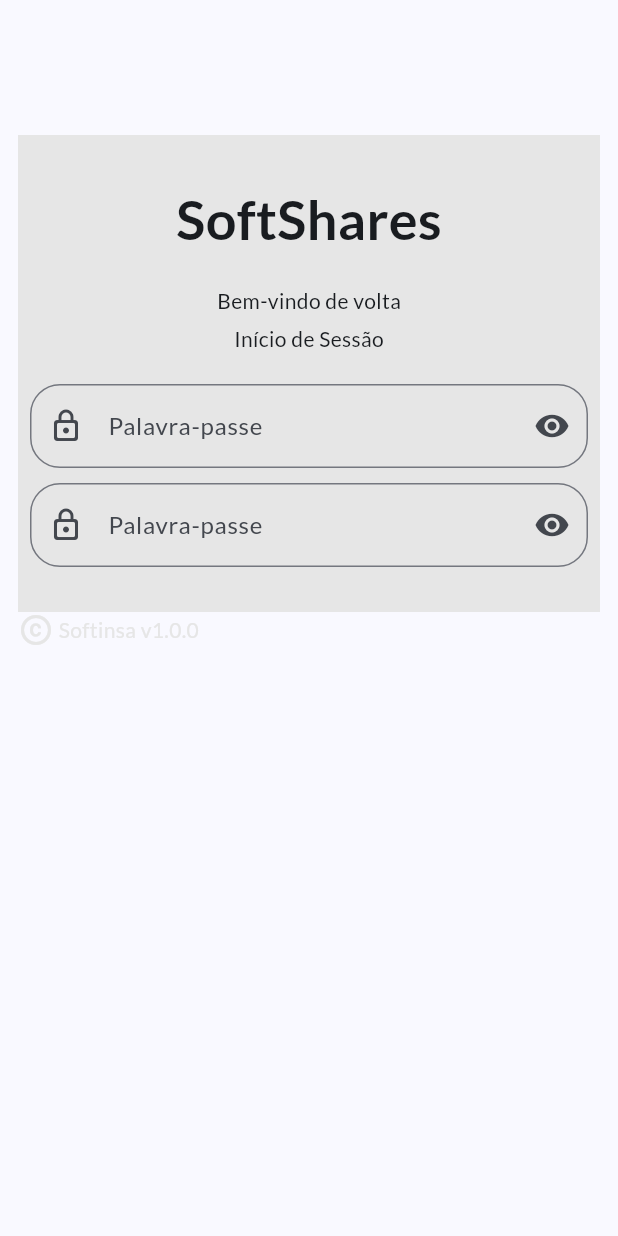
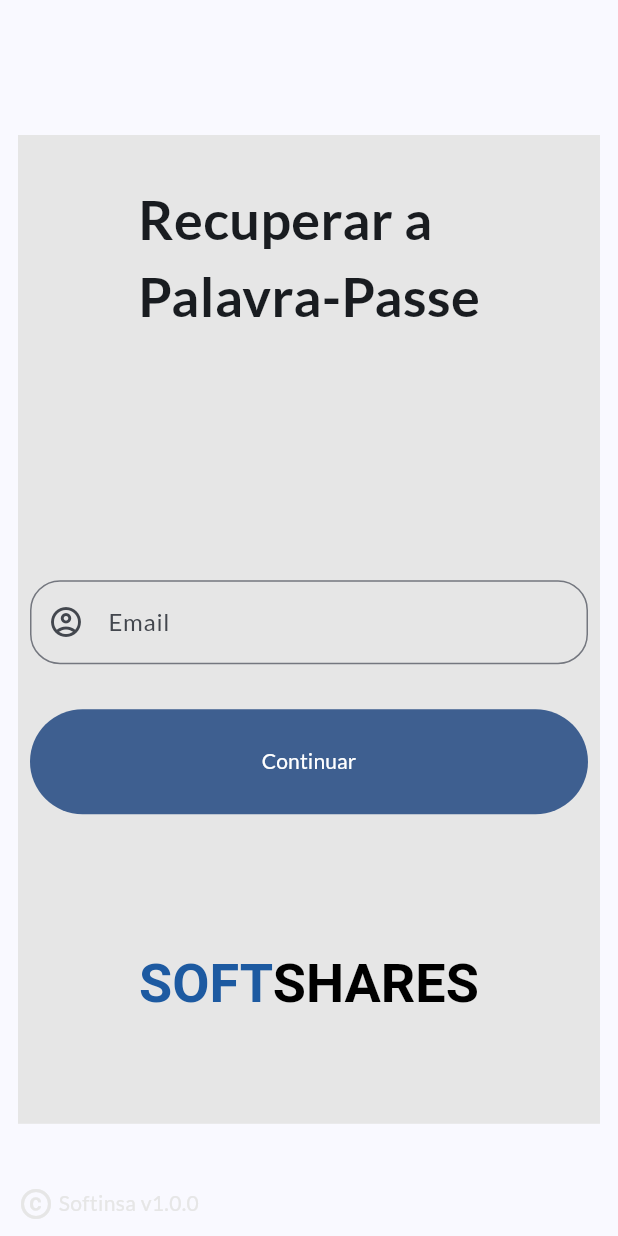
Before and after one commit to asousapt/softshares_mobile, a Flutter app: the screen it shows after launch, after a tap on "Clique aqui", on a phone screen of 412 x 824 dp. Run offline on Flutter 3.47's test engine with Material 3 defaults, Android fonts, the phone set to English and light mode, and no system bars; our stand-ins replace font_awesome_flutter, google_fonts, package_info_plus, table_calendar, transparent_image; missing offline and left inert: country_flags; generated files the repository leaves out were written again.

Commit message:
recuperar pass screen done, confirmar id done

```diff
--- a/lib/l10n/app_en.arb
+++ b/lib/l10n/app_en.arb
@@ -76,5 +76,9 @@
   "dataLimiteSupInicio": "Registration deadline is after Start date",
   "dataLimiteAntHoje": "Registration deadline can't be before today",
   "evento": "Event",
-  "inscrever": "Register"
+  "inscrever": "Register",
+  "recuperarPass": "Recover \nyour password",
+  "continuar": "Continue",
+  "confirmar": "Confirm",
+  "confirmarID" : "Confirm your ID"
 }
--- a/lib/l10n/app_es.arb
+++ b/lib/l10n/app_es.arb
@@ -76,5 +76,9 @@
   "dataLimiteSupInicio": "La fecha límite de inscripción es posterior a la fecha de inicio",
   "dataLimiteAntHoje": "La fecha límite de inscripción es anterior a la fecha atual",
   "evento": "Evento",
-  "inscrever": "Registrarse"
+  "inscrever": "Registrarse",
+  "recuperarPass": "Recupera \ntu contraseña",
+  "continuar": "Continuar",
+  "confirmar": "Confirmar",
+  "confirmarID": "Confirma tu identidad"
 }
--- a/lib/l10n/app_pt.arb
+++ b/lib/l10n/app_pt.arb
@@ -77,5 +77,9 @@
   "dataLimiteSupInicio": "Data de limite de inscrição é posterior à de início",
   "dataLimiteAntHoje": "Data de limite de inscrição não pode ser inferior à data atual",
   "evento": "Evento",
-  "inscrever": "Inscrever"
+  "inscrever": "Inscrever",
+  "recuperarPass": "Recuperar a \nPalavra-Passe",
+  "continuar": "Continuar",
+  "confirmar": "Confirmar",
+  "confirmarID": "Confirme a sua identidade"
 }
--- a/lib/main.dart
+++ b/lib/main.dart
@@ -1,5 +1,5 @@
 import 'package:softshares_mobile/models/evento.dart';
-import 'package:softshares_mobile/screens/Login/recuperarPass.dart';
+import 'package:softshares_mobile/screens/Login/recuperar_pass.dart';
 import 'package:softshares_mobile/screens/drawerLateral/contacte_suporte.dart';
 import 'package:softshares_mobile/screens/eventos/consultar_evento.dart';
 import 'package:softshares_mobile/screens/eventos/criar_evento.dart';
@@ -14,6 +14,7 @@ import 'package:softshares_mobile/softshares_theme.dart';
 import 'package:flutter_localizations/flutter_localizations.dart';
 import 'package:flutter_gen/gen_l10n/app_localizations.dart';
 import 'package:softshares_mobile/screens/drawerLateral/notifications_alert.dart';
+import 'screens/Login/confirmar_id.dart';
 
 void main() {
   runApp(const MyApp());
@@ -72,6 +73,7 @@ class _MyAppState extends State<MyApp> {
         '/eventos': (context) => const EventosMainScreen(),
         '/criarEvento': (context) => const CriarEventoScreen(),
         '/recuperarPass': (context) => EcraRecPass(mudaIdioma: _mudaIdioma),
+        '/confirmarID': (context) => EcraConfID(mudaIdioma: _mudaIdioma),
       },
       onGenerateRoute: (settings) {
         if (settings.name == '/consultarEvento') {
--- a/lib/screens/Login/login.dart
+++ b/lib/screens/Login/login.dart
@@ -184,8 +184,10 @@ class _EcraLoginState extends State<EcraLogin> {
                                 ],
                               ),
 
-                              SizedBox(
-                                height: 50,
+                              Container(
+                                padding: EdgeInsets.fromLTRB(0, 20, 0, 20),
+                                child: SizedBox(
+                                  height: 70,
                                   width: double.infinity,
                                   child: FilledButton(
                                     onPressed: () {
@@ -196,6 +198,7 @@ class _EcraLoginState extends State<EcraLogin> {
                                     },
                                     child:
                                         Text(AppLocalizations.of(context)!.login),
+                                  ),
                                 ),
                               ),
                               // Esqueceu a password
--- a/lib/screens/Login/recuperarPass.dart
+++ /dev/null
@@ -1,205 +0,0 @@
-import 'package:flutter/cupertino.dart';
-import "package:flutter/material.dart";
-import 'package:country_flags/country_flags.dart';
-import 'package:font_awesome_flutter/font_awesome_flutter.dart';
-import 'package:package_info_plus/package_info_plus.dart';
-import 'package:flutter_gen/gen_l10n/app_localizations.dart';
-
-class EcraRecPass extends StatefulWidget {
-  const EcraRecPass({
-    super.key,
-    required this.mudaIdioma,
-  });
-
-  final Function(String idioma) mudaIdioma;
-
-  @override
-  State<EcraRecPass> createState() {
-    return _EcraRecPassState();
-  }
-}
-
-class _EcraRecPassState extends State<EcraRecPass> {
-  String version = 'Loading...';
-  String email = '';
-  String pass = '';
-  bool isChecked = false;
-  late TextEditingController controlEmail;
-  late TextEditingController controlPass;
-  //Basededados bd = Basededados();
-  bool passwordVisible = false;
-  final GlobalKey<FormState> _formKey = GlobalKey<FormState>();
-
-  bool isValidEmail(String email) {
-    final RegExp emailRegex = RegExp(
-      r'^[\w-\.]+@([\w-]+\.)+[\w-]{2,4}$',
-      caseSensitive: false,
-      multiLine: false,
-    );
-
-    return emailRegex.hasMatch(email);
-  }
-
-  @override
-  void initState() {
-    super.initState();
-    controlEmail = TextEditingController();
-    controlPass = TextEditingController();
-    getVersion();
-    isChecked = false;
-    passwordVisible = true;
-  }
-
-  @override
-  void dispose() {
-    //libertar recurso
-    controlEmail.dispose();
-    controlPass.dispose();
-    super.dispose();
-  }
-
-  void sub() {
-    setState(() {
-      email = controlEmail.text;
-      pass = controlPass.text;
-    });
-    //bd.inserirvalor(Email, Passricao);
-  }
-
-  Future<void> getVersion() async {
-    PackageInfo packageInfo = await PackageInfo.fromPlatform();
-    setState(() {
-      version = packageInfo.version;
-    });
-  }
-
-  @override
-  Widget build(BuildContext context) {
-    return Scaffold(
-      body: Padding(
-        padding: const EdgeInsets.only(left: 12, right: 12, top: 90),
-        child: SingleChildScrollView(
-          child: Column(
-            children: [
-              Container(
-                color: Theme.of(context).canvasColor,
-                child: Expanded(
-                  child: Column(
-                    mainAxisSize: MainAxisSize.max,
-                    children: [
-                      const SizedBox(height: 30),
-                      const Text(
-                        'SoftShares',
-                        style: TextStyle(
-                          fontSize: 36,
-                          fontWeight: FontWeight.bold,
-                        ),
-                      ),
-                      const SizedBox(height: 20),
-                      Text(
-                        AppLocalizations.of(context)!.bemVindo,
-                        style: const TextStyle(fontSize: 14),
-                      ),
-                      const SizedBox(height: 5),
-                      Text(
-                        AppLocalizations.of(context)!.doLogin,
-                        style: const TextStyle(fontSize: 14),
-                      ),
-                      const SizedBox(height: 20),
-                      Container(
-                        margin: const EdgeInsets.only(
-                            left: 8, right: 8, bottom: 30),
-                        child: Form(
-                          key: _formKey,
-                          child: Column(
-                            children: [
-                              TextFormField(
-                                keyboardType: TextInputType.visiblePassword,
-                                obscureText: passwordVisible,
-                                enableSuggestions: false,
-                                autocorrect: false,
-                                controller: controlPass,
-                                decoration: InputDecoration(
-                                  label: Text(
-                                      AppLocalizations.of(context)!.password),
-                                  prefixIcon:
-                                      const Icon(Icons.lock_outline_rounded),
-                                  suffixIcon: IconButton(
-                                    icon: Icon(passwordVisible
-                                        ? Icons.visibility
-                                        : Icons.visibility_off),
-                                    onPressed: () {
-                                      setState(() {
-                                        passwordVisible = !passwordVisible;
-                                      });
-                                    },
-                                  ),
-                                ),
-                                validator: (value) {
-                                  if (value == null || value.isEmpty) {
-                                    return AppLocalizations.of(context)!
-                                        .introduzapassword;
-                                  }
-                                  return null;
-                                },
-                              ),
-                              const SizedBox(height: 10),
-                              TextFormField(
-                                keyboardType: TextInputType.visiblePassword,
-                                obscureText: passwordVisible,
-                                enableSuggestions: false,
-                                autocorrect: false,
-                                controller: controlPass,
-                                decoration: InputDecoration(
-                                  label: Text(
-                                      AppLocalizations.of(context)!.password),
-                                  prefixIcon:
-                                      const Icon(Icons.lock_outline_rounded),
-                                  suffixIcon: IconButton(
-                                    icon: Icon(passwordVisible
-                                        ? Icons.visibility
-                                        : Icons.visibility_off),
-                                    onPressed: () {
-                                      setState(() {
-                                        passwordVisible = !passwordVisible;
-                                      });
-                                    },
-                                  ),
-                                ),
-                                validator: (value) {
-                                  if (value == null || value.isEmpty) {
-                                    return AppLocalizations.of(context)!
-                                        .introduzapassword;
-                                  }
-                                  return null;
-                                },
-                              ),
-                            ],
-                          ),
-                        ),
-                      ),
-                    ],
-                  ),
-                ),
-              ),
-              Row(
-                children: [
-                  const Icon(
-                    Icons.copyright,
-                    color: Color.fromRGBO(230, 230, 230, 1),
-                  ),
-                  const SizedBox(width: 3),
-                  Text(
-                    "Softinsa v$version",
-                    style: const TextStyle(
-                        color: Color.fromRGBO(230, 230, 230, 1)),
-                  )
-                ],
-              )
-            ],
-          ),
-        ),
-      ),
-    );
-  }
-}
--- /dev/null
+++ b/lib/screens/Login/recuperar_pass.dart
@@ -0,0 +1,164 @@
+import "package:flutter/material.dart";
+import 'package:package_info_plus/package_info_plus.dart';
+import 'package:flutter_gen/gen_l10n/app_localizations.dart';
+import '../../widgets/gerais/logo.dart';
+
+class EcraRecPass extends StatefulWidget {
+  const EcraRecPass({
+    super.key,
+    required this.mudaIdioma,
+  });
+
+  final Function(String idioma) mudaIdioma;
+
+  @override
+  State<EcraRecPass> createState() {
+    return _EcraRecPassState();
+  }
+}
+
+class _EcraRecPassState extends State<EcraRecPass> {
+  String version = 'Loading...';
+  String email = '';
+  late TextEditingController controlEmail;
+  bool passwordVisible = false;
+  final GlobalKey<FormState> _formKey = GlobalKey<FormState>();
+
+  bool isValidEmail(String email) {
+    final RegExp emailRegex = RegExp(
+      r'^[\w-\.]+@([\w-]+\.)+[\w-]{2,4}$',
+      caseSensitive: false,
+      multiLine: false,
+    );
+
+    return emailRegex.hasMatch(email);
+  }
+
+  @override
+  void initState() {
+    super.initState();
+    controlEmail = TextEditingController();
+    getVersion();
+    passwordVisible = true;
+  }
+
+  @override
+  void dispose() {
+    //libertar recurso
+    controlEmail.dispose();
+    super.dispose();
+  }
+
+  void sub() {
+    setState(() {
+      email = controlEmail.text;
+    });
+    //bd.inserirvalor(Email, Passricao);
+  }
+
+  Future<void> getVersion() async {
+    PackageInfo packageInfo = await PackageInfo.fromPlatform();
+    setState(() {
+      version = packageInfo.version;
+    });
+  }
+
+  @override
+  Widget build(BuildContext context) {
+    return Scaffold(
+      body: Padding(
+        padding: const EdgeInsets.only(left: 12, right: 12, top: 90),
+        child: SingleChildScrollView(
+          child: Container(
+            height: (MediaQuery.of(context).size.height) * 1 -
+                90, // Adjust height as needed
+            child: Column(
+              children: [
+                Container(
+                  height: (MediaQuery.of(context).size.height) * 0.8,
+                  color: Theme.of(context).canvasColor,
+                  child: Column(
+                    children: [
+                      const SizedBox(height: 30),
+                      Text(
+                        AppLocalizations.of(context)!.recuperarPass,
+                        style: TextStyle(
+                          fontSize: 36,
+                          fontWeight: FontWeight.bold,
+                        ),
+                      ),
+                      SizedBox(
+                          height: (MediaQuery.of(context).size.height) * 0.20),
+                      Container(
+                        margin: const EdgeInsets.only(
+                            left: 8, right: 8, bottom: 30),
+                        child: Form(
+                          key: _formKey,
+                          child: Column(
+                            children: [
+                              TextFormField(
+                                keyboardType: TextInputType.emailAddress,
+                                controller: controlEmail,
+                                decoration: const InputDecoration(
+                                  labelText: "Email",
+                                  prefixIcon:
+                                      Icon(Icons.account_circle_outlined),
+                                ),
+                                validator: (value) {
+                                  if (value == null ||
+                                      value.isEmpty ||
+                                      !isValidEmail(value)) {
+                                    return AppLocalizations.of(context)!
+                                        .insiraEmaiValido;
+                                  }
+                                  return null;
+                                },
+                              ),
+                              Container(
+                                padding: EdgeInsets.fromLTRB(0, 30, 0, 10),
+                                child: SizedBox(
+                                  height: 70,
+                                  width: double.infinity,
+                                  child: FilledButton(
+                                    onPressed: () {
+                                      Navigator.pushNamed(context, '/home');
+                                    },
+                                    child: Text(AppLocalizations.of(context)!
+                                        .continuar),
+                                  ),
+                                ),
+                              ),
+                              SizedBox(
+                                  height: (MediaQuery.of(context).size.height) *
+                                      0.1),
+                              Logo()
+                            ],
+                          ),
+                        ),
+                      ),
+                    ],
+                  ),
+                ),
+                SizedBox(height: (MediaQuery.of(context).size.height) * 0.05),
+                Row(
+                  children: [
+                    const Icon(
+                      Icons.copyright,
+                      color: Color.fromRGBO(230, 230, 230, 1),
+                    ),
+                    const SizedBox(width: 3),
+                    Text(
+                      "Softinsa v$version",
+                      style: const TextStyle(
+                          color: Color.fromRGBO(230, 230, 230, 1)),
+                    )
+                  ],
+                )
+              ],
+            ),
+          ),
+        ),
+      ),
+    );
+  }
+}
--- /dev/null
+++ b/lib/widgets/gerais/logo.dart
@@ -0,0 +1,16 @@
+import 'package:flutter/material.dart';
+
+class Logo extends StatelessWidget {
+  Widget build(context) {
+    return RichText(
+        text:
+            TextSpan(style: TextStyle(fontWeight: FontWeight.w600), children: [
+      TextSpan(
+          text: 'SOFT',
+          style:
+              TextStyle(fontSize: 36, color: Color.fromRGBO(29, 90, 161, 1))),
+      TextSpan(
+          text: 'SHARES', style: TextStyle(fontSize: 36, color: Colors.black)),
+    ]));
+  }
+}
```
Also changed, not shown: lib/screens/Login/confirmar_id.dart (added, +156 -0 lines), lib/screens/Login/confirmarId.dart (deleted). Lines whose indentation alone changed are shown as unchanged.
